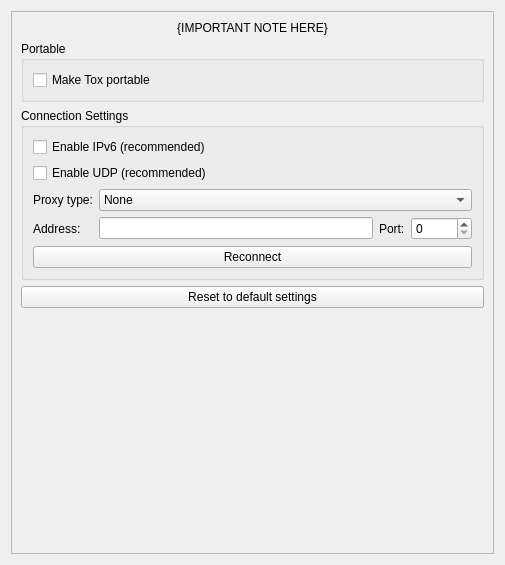
qTox/qTox, file src/widget/form/settings/advancedsettings.ui: the form before one commit.
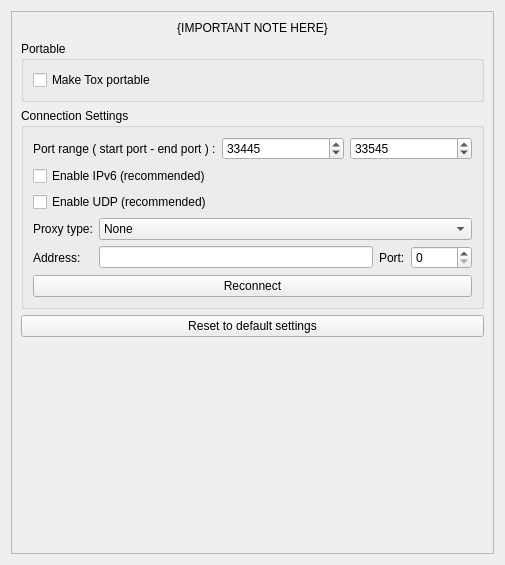
The form after the commit. Custom widgets are drawn as their Qt base class.

Commit message:
feat(settings): add possibility to change the UDP port range
this commit fix a part of the issue #3334

Patch:
```diff
--- a/src/widget/form/settings/advancedsettings.ui
+++ b/src/widget/form/settings/advancedsettings.ui
@@ -24,8 +24,8 @@
        <rect>
         <x>0</x>
         <y>0</y>
-        <width>489</width>
-        <height>549</height>
+        <width>485</width>
+        <height>545</height>
        </rect>
       </property>
       <layout class="QVBoxLayout" name="verticalLayout_2">
@@ -77,7 +77,56 @@
            <number>9</number>
           </property>
           <item>
-           <layout class="QVBoxLayout" name="verticalLayout_5">
+           <layout class="QVBoxLayout" name="layout5">
+            <property name="title" stdset="0">
+             <string/>
+            </property>
+            <item>
+             <layout class="QHBoxLayout" name="NetworkGroup">
+              <item>
+               <widget class="QLabel" name="PortRangeLabel">
+                <property name="toolTip">
+                 <string>Set the UDP port range used by qTox</string>
+                </property>
+                <property name="text">
+                 <string>Port range ( start port - end port ) :</string>
+                </property>
+               </widget>
+              </item>
+              <item>
+               <widget class="QSpinBox" name="spinStartUDPPort">
+                <property name="toolTip">
+                 <string>Set the start of the UDP port range</string>
+                </property>
+                <property name="minimum">
+                 <number>0</number>
+                </property>
+                <property name="maximum">
+                 <number>65535</number>
+                </property>
+                <property name="value">
+                 <number>33445</number>
+                </property>
+               </widget>
+              </item>
+              <item>
+               <widget class="QSpinBox" name="spinEndUDPPort">
+                <property name="toolTip">
+                 <string>Set the end of the UDP port range</string>
+                </property>
+                <property name="minimum">
+                 <number>1024</number>
+                </property>
+                <property name="maximum">
+                 <number>65535</number>
+                </property>
+                <property name="value">
+                 <number>33545</number>
+                </property>
+               </widget>
+              </item>
+             </layout>
+            </item>
             <item>
              <widget class="QCheckBox" name="cbEnableIPv6">
               <property name="text">
```
The commit also changes 5 other files.
